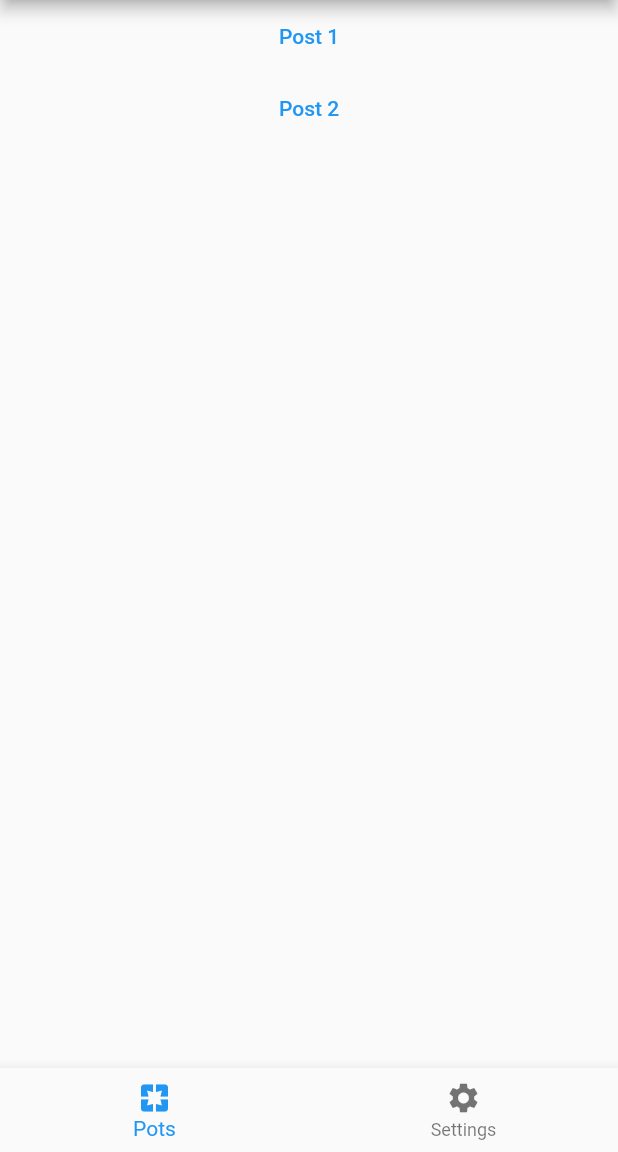
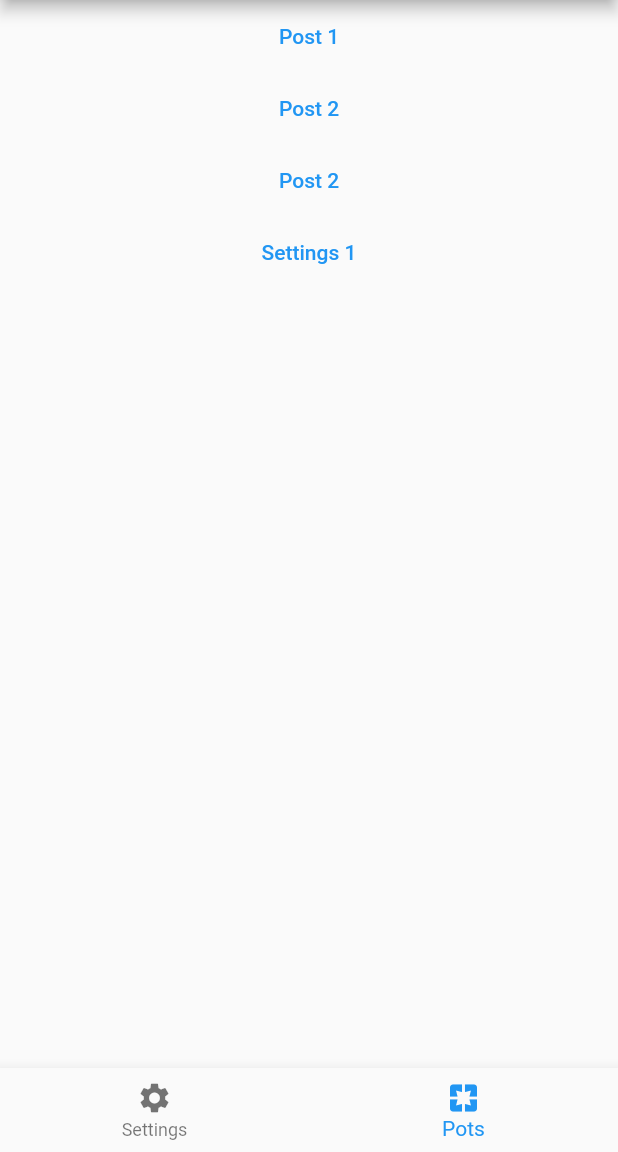
Before and after one commit to konin-sergei/demo_auto_route, a Flutter app: the PostsPage screen opened by its route, on a phone screen of 412 x 824 dp, the part 84-1236 px from its top. Run offline on Flutter 3.47's test engine with Material 2 defaults, Android fonts, the phone set to English and light mode, and no system bars; our stand-ins replace auto_route.

Commit message:
Chnage order page

```diff
--- a/lib/home_screen.dart
+++ b/lib/home_screen.dart
@@ -12,19 +12,19 @@ class HomeScreen extends StatelessWidget {
       appBarBuilder: (_, tabsRouter) => AppBar(
         title: const Text('FlutterBottomNav'),
         centerTitle: true,
-        leading: const BackButton(),
+        //leading: const BackButton(),
       ),
       routes: const [
+        SettingsRoute(),
         PostsRoute(),
-        SettingsRoute(),
       ],
       bottomNavigationBuilder: (_, tabsRouter) {
         return BottomNavigationBar(
           showUnselectedLabels: true,
           type: BottomNavigationBarType.fixed,
           items: const [
+            BottomNavigationBarItem(icon: Icon(Icons.settings), label: 'Settings'),
             BottomNavigationBarItem(icon: Icon(Icons.pages), label: 'Pots'),
-            BottomNavigationBarItem(icon: Icon(Icons.settings), label: 'Settings'),
           ],
           currentIndex: tabsRouter.activeIndex,
           onTap: tabsRouter.setActiveIndex,
--- a/lib/pages/posts_page.dart
+++ b/lib/pages/posts_page.dart
@@ -19,13 +19,21 @@ class PostsPage extends StatelessWidget {
         ),
         TextButton(
           onPressed: () {
-            context.router.push(
-              SinglePostRoute(
-                postId: 2,
-              ),
-            );
+            context.router.push(SinglePostRoute(postId: 2));
           },
           child: Text("Post 2"),
+        ),
+        TextButton(
+          onPressed: () {
+            context.router.push(SinglePostRoute(postId: 2));
+          },
+          child: Text("Post 2"),
+        ),
+        TextButton(
+          onPressed: () {
+            context.pushRoute(SettingsRoute());
+          },
+          child: Text("Settings 1"),
         ),
       ],
     );
--- a/lib/router/app_router.dart
+++ b/lib/router/app_router.dart
@@ -9,6 +9,7 @@ class AppRouter extends $AppRouter {
           path: '/',
           page: HomeRoute.page,
           children: [
+            AutoRoute(path: 'settings', page: SettingsRoute.page),
             AutoRoute(
               path: 'posts',
               page: PostsRoute.page,
@@ -21,7 +22,6 @@ class AppRouter extends $AppRouter {
                     }),
               ],
             ),
-            AutoRoute(path: 'settings', page: SettingsRoute.page),
           ],
         ),
       ];
```
Also changed, not shown: lib/router/app_router.gr.dart.
